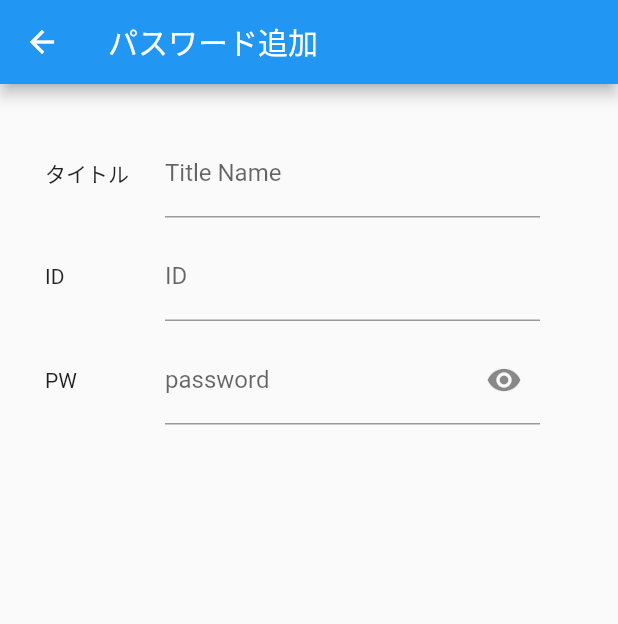
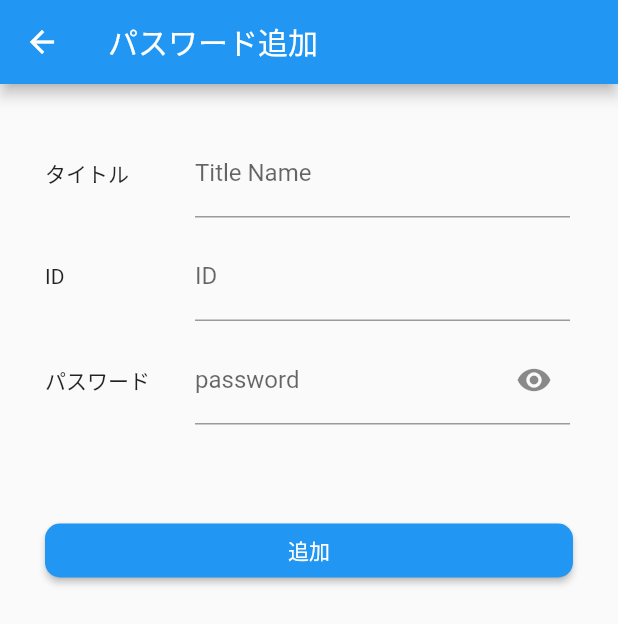
Before and after one commit to hsgw-yuta/flutter_app_starter, a Flutter app: the screen it shows after launch, after a tap on "Amazon", on a phone screen of 412 x 824 dp. Shown: the top 624 px of the screen. Run offline on Flutter 3.47's test engine with Material 2 defaults, Android fonts, the phone set to English and light mode, and no system bars.

Commit message:
追加ボタン作成とWidget分割

```diff
--- a/lib/add_password.dart
+++ b/lib/add_password.dart
@@ -27,10 +27,7 @@ class _AddPasswordState extends State<AddPassword> {
             Row(
               // 横
               children: <Widget>[
-                Container(
-                  width: 80,
-                  child: Text('タイトル'),
-                ),
+                _editingGuide('タイトル'),
                 Container(
                   width: 250,
                   child: TextField(
@@ -41,17 +38,12 @@ class _AddPasswordState extends State<AddPassword> {
               ],
             ),
 
-            // 余白
-            Padding(
-              padding: EdgeInsets.all(5.0),
-            ),
+            _margin(5.0),
+
             Row(
               // 横
               children: <Widget>[
-                Container(
-                  width: 80,
-                  child: Text('ID'),
-                ),
+                _editingGuide('ID'),
                 Container(
                   width: 250,
                   child: TextField(
@@ -62,18 +54,12 @@ class _AddPasswordState extends State<AddPassword> {
               ],
             ),
 
-            // 余白
-            Padding(
-              padding: EdgeInsets.all(5.0),
-            ),
+            _margin(5.0),
 
             Row(
               // 横
               children: <Widget>[
-                Container(
-                  width: 80,
-                  child: Text('PW'),
-                ),
+                _editingGuide('パスワード'),
                 Container(
                   width: 250,
                   child: TextField(
@@ -91,9 +77,59 @@ class _AddPasswordState extends State<AddPassword> {
                 ),
               ],
             ),
+
+            _margin(30.0),
+
+            // 追加ボタン
+            _addButton("追加", Colors.white),
           ],
         ),
       ),
     );
   }
+
+  ///
+  /// 余白
+  /// @param size サイズ
+  Widget _margin(double size) {
+    return Padding(
+      padding: EdgeInsets.all(size),
+    );
+  }
+
+  ///
+  /// 編集内容のタイトル
+  /// @param text
+  ///
+  Widget _editingGuide(String text) {
+    return Container(
+      width: 100,
+      child: Text(text),
+    );
+  }
+
+  ///
+  /// addButton
+  /// @param text 表示文字
+  /// @param color 表示文字色
+  /// 今回はボタンは多様しないようなのでSizedBoxを使用しサイズ調整する
+  /// TODO その他の設定は使いまわすようであれば引数に設定する
+  ///
+  Widget _addButton(String text, Color color) {
+    return SizedBox(
+        width: double.infinity, // specific value
+        child: RaisedButton(
+          child: Text(
+            text,
+            style: TextStyle(
+              color: color,
+            ),
+          ),
+          color: Colors.blue, // Button Color
+          shape: RoundedRectangleBorder(
+            borderRadius: BorderRadius.circular(10.0),
+          ),
+          onPressed: () {},
+        ));
+  }
 }
```
